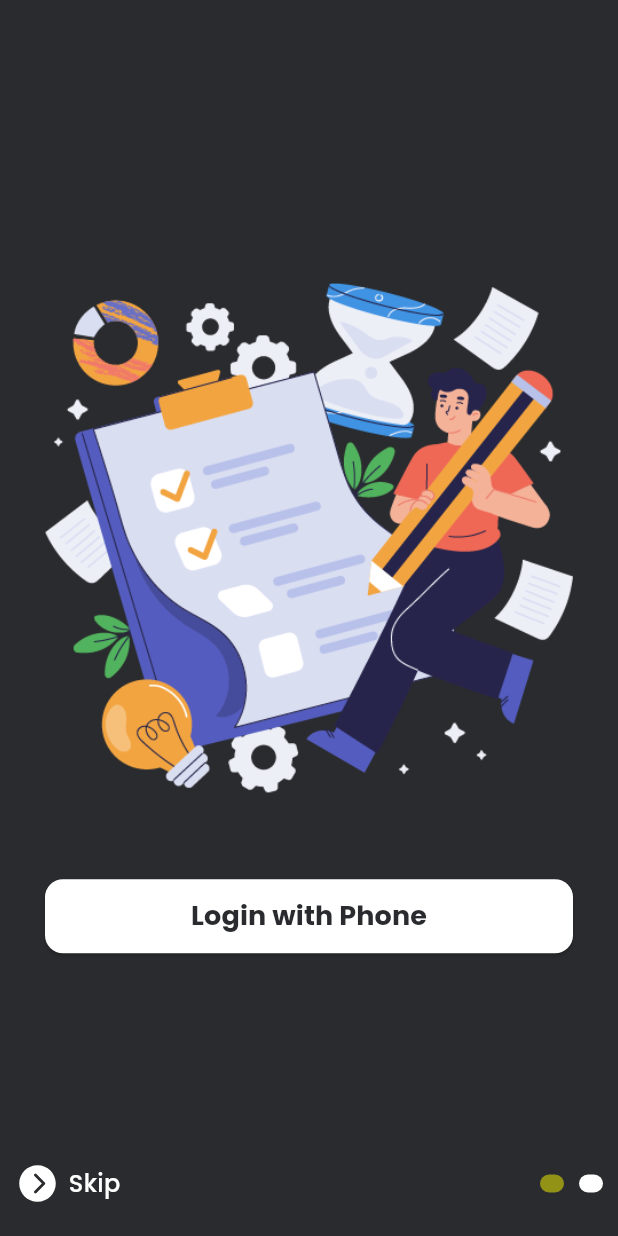
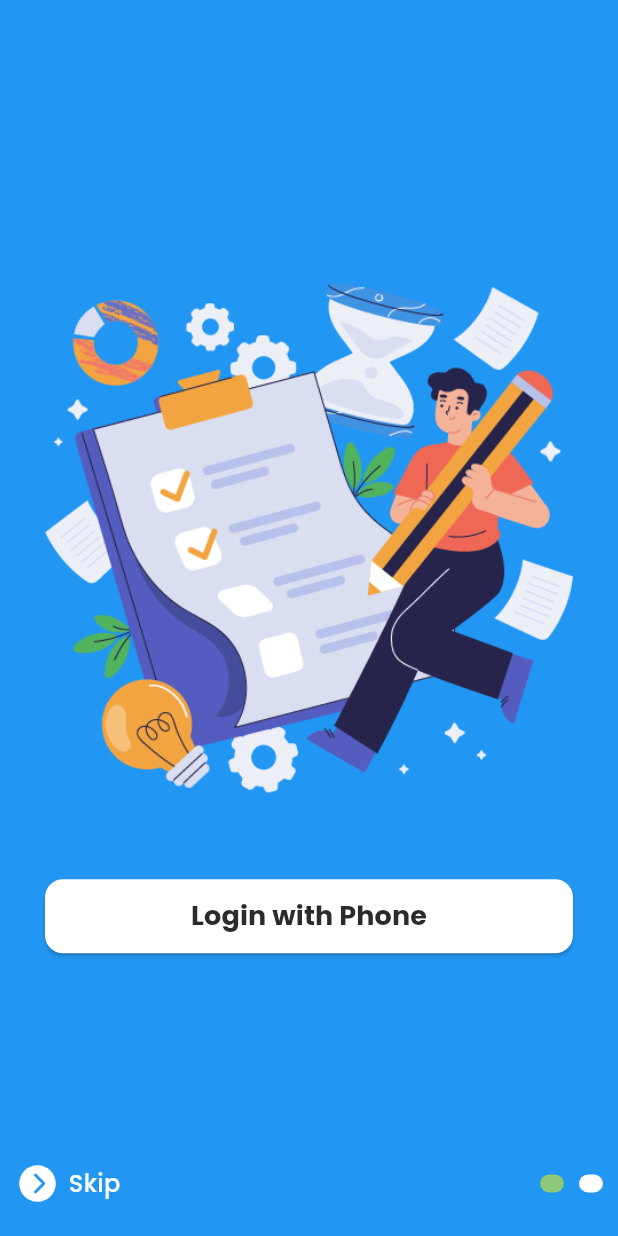
Before and after one commit to fidelisnwabisi/todo_app, a Flutter app: the screen it shows after launch, swiped to page 2, on a phone screen of 412 x 824 dp. Run offline on Flutter 3.47's test engine with Material 2 defaults, Android fonts, the phone set to English and light mode, and no system bars; drawn by our look-alikes of smooth_page_indicator; our stand-ins replace flutter_screenutil, flutter_vector_icons, google_fonts.

Commit message:
changed material bacground color

```diff
--- a/lib/features/authentication/views/sign_in_screen.dart
+++ b/lib/features/authentication/views/sign_in_screen.dart
@@ -1,4 +1,5 @@
 import 'package:flutter/material.dart';
+import 'package:todo_app/core/res/colours.dart';
 
 class SignInScreen extends StatelessWidget {
   const SignInScreen({super.key});
--- a/lib/features/on_boarding/views/on_boarding_screen.dart
+++ b/lib/features/on_boarding/views/on_boarding_screen.dart
@@ -35,7 +35,7 @@ class _OnBoardingScreenState extends State<OnBoardingScreen> {
   @override
   Widget build(BuildContext context) {
     return Scaffold(
-      backgroundColor: Colours.darkBackground,
+      backgroundColor: Colors.blue,
       body: SafeArea(
         child: Stack(
           alignment: Alignment.bottomCenter,
--- a/lib/main.dart
+++ b/lib/main.dart
@@ -1,5 +1,6 @@
 import 'package:flutter/material.dart';
 import 'package:flutter_screenutil/flutter_screenutil.dart';
+import 'package:todo_app/core/res/colours.dart';
 import 'package:todo_app/features/on_boarding/views/on_boarding_screen.dart';
 
 void main() {
@@ -23,6 +24,7 @@ class MyApp extends StatelessWidget {
           debugShowMaterialGrid: false,
           theme: ThemeData(
             colorScheme: ColorScheme.fromSeed(seedColor: Colors.deepPurple),
+            scaffoldBackgroundColor: Colours.darkBackground,
             useMaterial3: true,
           ),
           home: const OnBoardingScreen(),
```
